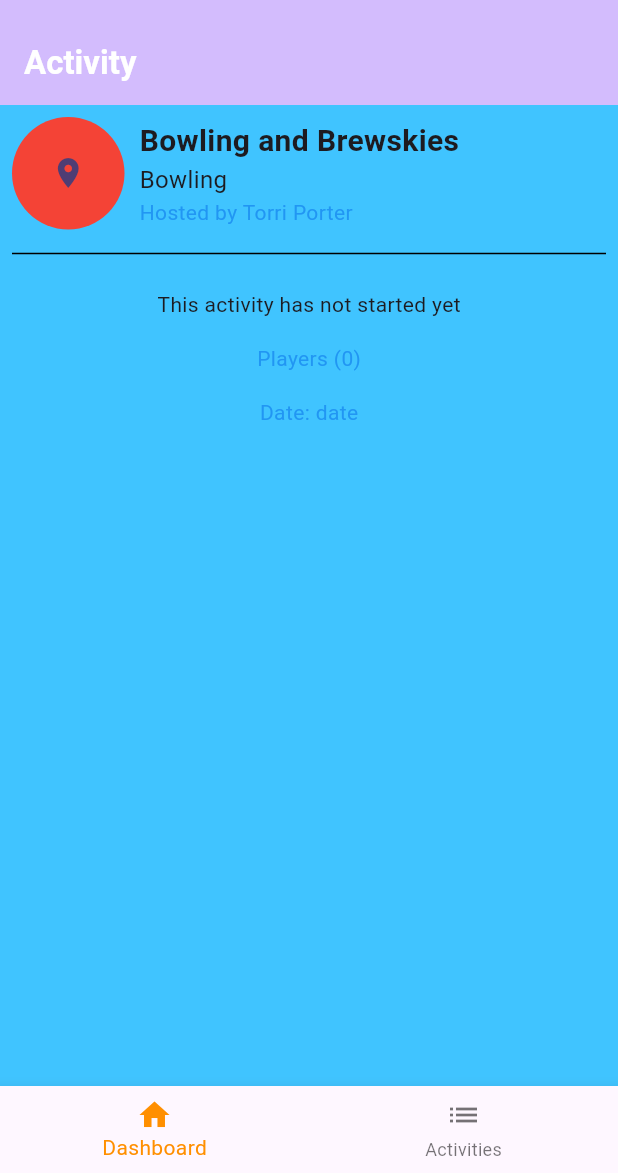
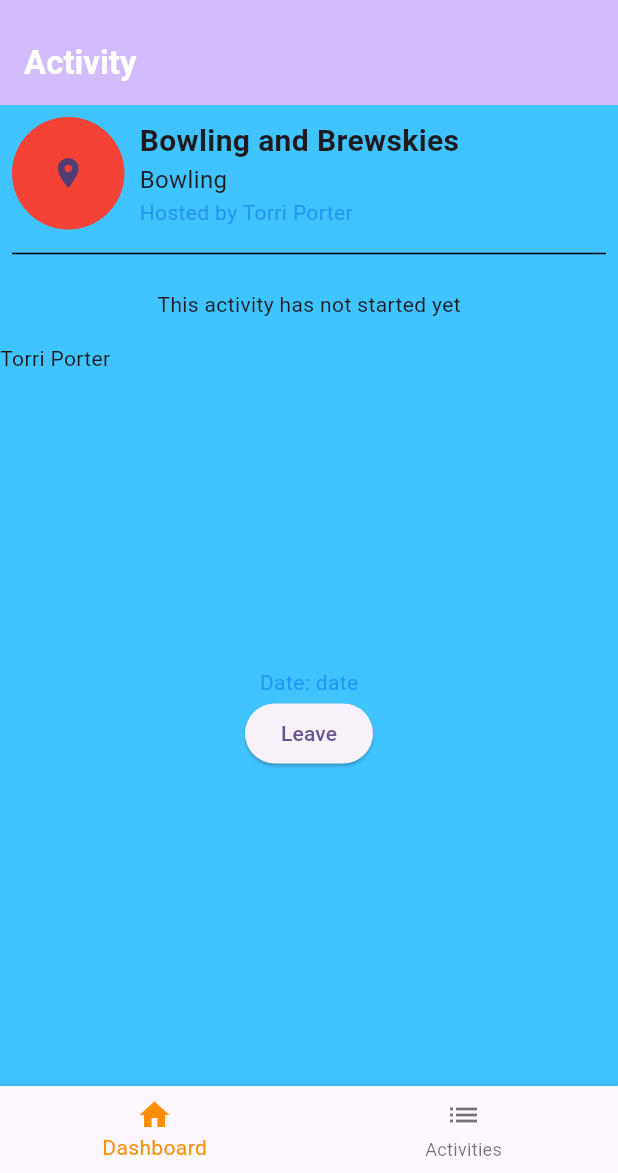
Before and after one commit to trporter206/recess_flutter, a Flutter app: the screen it shows after launch, on a phone screen of 412 x 824 dp, the part 63-1236 px from its top. Run offline on Flutter 3.47's test engine with Material 2 defaults, Android fonts, the light colour scheme and no system bars.

Commit message:
additions, join/leave activity frontend

```diff
--- a/lib/views/activity/activity_detail/activity_detail_view.dart
+++ b/lib/views/activity/activity_detail/activity_detail_view.dart
@@ -5,17 +5,15 @@ import 'activity_detail_widgets.dart';
 
 class ActivityDetailView extends StatefulWidget {
   final Activity activity;
-  const ActivityDetailView({super.key,  required this.activity });
+  const ActivityDetailView({super.key, required this.activity});
 
   @override
   ActivityDetailViewState createState() => ActivityDetailViewState();
 }
 
 class ActivityDetailViewState extends State<ActivityDetailView> {
-  User userInfo = User(name: "Torri Porter", emailAddress: 'torri@email.com', profilePicString: "pic1");
-    List<User> playerList = [];
-    // bool showingReviewSheet = false;
-    // bool showingAlert = false;
+  // bool showingReviewSheet = false;
+  // bool showingAlert = false;
 
   @override
   void initState() {
@@ -43,15 +41,14 @@ class ActivityDetailViewState extends State<ActivityDetailView> {
 
   @override
   Widget build(BuildContext context) {
+    Activity activity = widget.activity;
+    bool joined = activity.players.contains("Torri Porter");
     return Scaffold(
       appBar: AppBar(
         backgroundColor: Theme.of(context).colorScheme.inversePrimary,
         title: const Text(
           'Activity',
-          style: TextStyle(
-            fontWeight: FontWeight.bold,
-            color: Colors.white
-          ),
+          style: TextStyle(fontWeight: FontWeight.bold, color: Colors.white),
         ),
       ),
       body: SingleChildScrollView(
@@ -59,23 +56,42 @@ class ActivityDetailViewState extends State<ActivityDetailView> {
           children: <Widget>[
             // Container(
             //   height: 260,
-            //   child: ActivityMapView(coordinate: Coordinates(widget.activity.coordinates[0], widget.activity.coordinates[1])),
+            //   child: ActivityMapView(coordinate: Coordinates(activity.coordinates[0], activity.coordinates[1])),
             // ),
-            PlayerProfileLink(activity: widget.activity, userInfo: userInfo),
-            ActivityDescription(activity: widget.activity),
+            PlayerProfileLink(activity: activity),
+            ActivityDescription(activity: activity),
             const Padding(
               padding: EdgeInsets.symmetric(horizontal: 8.0),
               child: Divider(color: Colors.black),
             ),
-            ActivityStatus(activity: widget.activity),
-            ActivityPlayerList(playerList: playerList),
-            ActivityDateView(activity: widget.activity),
-            // ActivityActionButtonView(activity: widget.activity, playerList: playerList),
+            ActivityStatus(activity: activity),
+            Container(
+              height: 200, // adjust this value as needed
+              child: ListView(
+                  children: activity.players.map((String player) {
+                return Text(player);
+              }).toList()),
+            ),
+            ActivityDateView(activity: activity),
+            ElevatedButton(
+              onPressed: () {
+                if (joined) {
+                  activity.removePlayer("Torri Porter");
+                } else {
+                  activity.addPlayer("Torri Porter");
+                }
+                setState(() {
+                  joined = !joined;
+                });
+              },
+              child: Text(joined ? "Leave" : "Join"),
+            ),
+            // ActivityActionButtonView(activity: activity),
             const Row(
               mainAxisAlignment: MainAxisAlignment.spaceEvenly,
               children: <Widget>[
-                // EditActivityButton(activity: widget.activity),
-                // ActivityDeleteButton(activity: widget.activity),
+                // EditActivityButton(activity: activity),
+                // ActivityDeleteButton(activity: activity),
               ],
             ),
           ],
@@ -84,4 +100,5 @@ class ActivityDetailViewState extends State<ActivityDetailView> {
       backgroundColor: Colors.lightBlueAccent,
     );
   }
+
 }
--- a/lib/views/activity/activity_detail/activity_detail_widgets.dart
+++ b/lib/views/activity/activity_detail/activity_detail_widgets.dart
@@ -5,12 +5,10 @@ import '../../../models/user.dart';
 
 class PlayerProfileLink extends StatefulWidget {
   final Activity activity;
-  final User userInfo;
 
   const PlayerProfileLink({
     super.key,
     required this.activity,
-    required this.userInfo,
   });
 
   @override
@@ -59,7 +57,7 @@ class _PlayerProfileLinkState extends State<PlayerProfileLink> {
                 ),
               ),
               Text(
-                "Hosted by ${widget.userInfo.name}",
+                "Hosted by ${widget.activity.creator}",
                 style: const TextStyle(
                   fontSize: 14,
                   color: Colors.blue,
@@ -111,7 +109,7 @@ class ActivityStatus extends StatelessWidget {
         child: Text(
           "Currently Active",
           style: TextStyle(
-            color: Colors.blue, // Replace with your color code
+            color: Colors.orange, // Replace with your color code
             fontWeight: FontWeight.bold,
           ),
         ),
```
